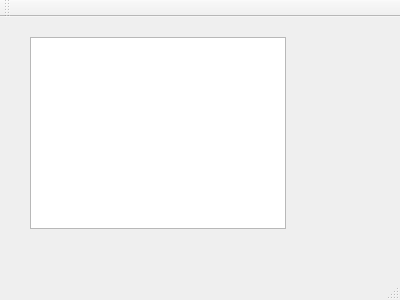
Qt form mainwindow.ui (xswzaq44321/WakingLioQt2Example) before a commit.
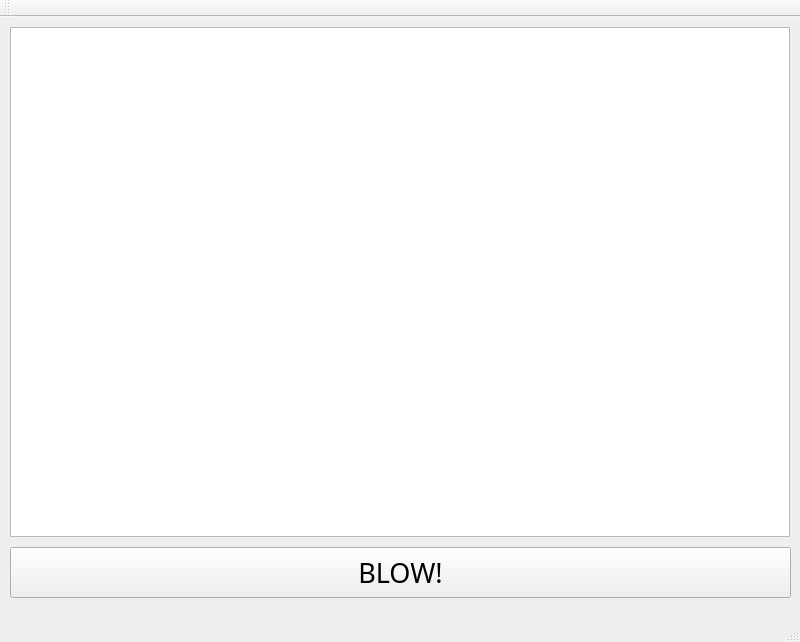
The same form after that commit.

The edit to the form file:
```diff
--- a/mainwindow.ui
+++ b/mainwindow.ui
@@ -6,8 +6,8 @@
    <rect>
     <x>0</x>
     <y>0</y>
-    <width>400</width>
-    <height>300</height>
+    <width>800</width>
+    <height>642</height>
    </rect>
   </property>
   <property name="windowTitle">
@@ -17,13 +17,32 @@
    <widget class="QGraphicsView" name="graphicsView">
     <property name="geometry">
      <rect>
-      <x>30</x>
-      <y>20</y>
-      <width>256</width>
-      <height>192</height>
+      <x>10</x>
+      <y>10</y>
+      <width>780</width>
+      <height>510</height>
      </rect>
     </property>
    </widget>
+   <widget class="QPushButton" name="pushButton">
+    <property name="geometry">
+     <rect>
+      <x>10</x>
+      <y>530</y>
+      <width>781</width>
+      <height>51</height>
+     </rect>
+    </property>
+    <property name="font">
+     <font>
+      <family>Impact</family>
+      <pointsize>20</pointsize>
+     </font>
+    </property>
+    <property name="text">
+     <string>BLOW!</string>
+    </property>
+   </widget>
   </widget>
   <widget class="QMenuBar" name="menuBar">
    <property name="geometry">
```
Left out of the diff: 2 changed lines with no effect on the pictures.
